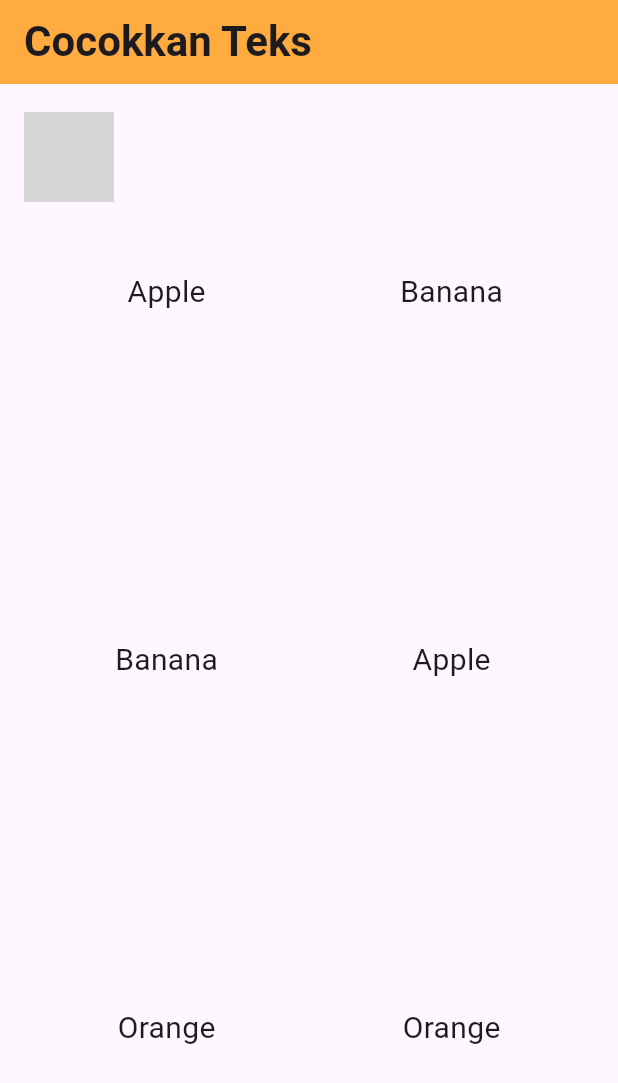
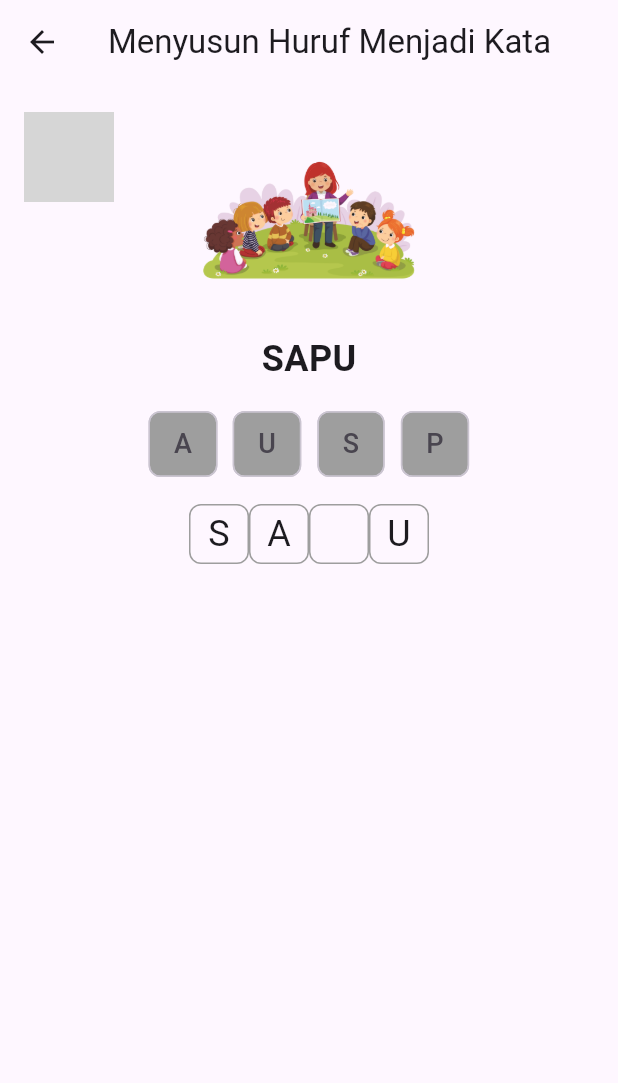
Before and after one commit to 47hitman/genmas, a Flutter app: the ProfileScreen screen opened directly, after a tap on "About Us", on a phone screen of 412 x 824 dp. Shown: the top 1083 px of the screen. Run offline on Flutter 3.47's test engine with Material 3 defaults, Android fonts, the light colour scheme and no system bars; our stand-ins replace image_picker, page_transition, rounded_loading_button, shared_preferences; accounts and stored records are empty; network calls fail; statements that could not run were skipped; grey boxes are pictures that could not be loaded.

Commit message:
screen cocokan text

```diff
--- /dev/null
+++ b/lib/games/lengkapi_kata_screen.dart
@@ -0,0 +1,154 @@
+import 'package:flutter/material.dart';
+
+class LengkapiKataScreen extends StatefulWidget {
+  const LengkapiKataScreen({Key? key}) : super(key: key);
+
+  @override
+  _LengkapiKataScreenState createState() => _LengkapiKataScreenState();
+}
+
+class _LengkapiKataScreenState extends State<LengkapiKataScreen> {
+  late String kataTersusun;
+  late List<String> kataAcak;
+  List<bool> sudahDipilih = [];
+
+  @override
+  void initState() {
+    super.initState();
+    // Ganti dengan daftar kata yang ingin digunakan
+    kataTersusun = 'SAPU';
+    kataAcak = _acakHuruf(kataTersusun);
+    sudahDipilih = List<bool>.filled(kataTersusun.length, false);
+    sudahDipilih[0] = true;
+    sudahDipilih[1] = true;
+    sudahDipilih[3] = true;
+  }
+
+  List<String> _acakHuruf(String kata) {
+    List<String> hurufAcak = kata.split('')..shuffle();
+    List<String> kataAcak = List.from(hurufAcak); // Salin hurufAcak ke kataAcak
+
+    // Jika ada huruf acak yang sama dengan kata tersusun, cari lagi
+    for (int i = 0; i < kata.length; i++) {
+      if (hurufAcak[i] == kata[i]) {
+        // Cari huruf acak yang berbeda dari kata tersusun
+        int j = i + 1;
+        while (j < kata.length && hurufAcak[j] == kata[j]) {
+          j++;
+        }
+        if (j < kata.length) {
+          // Tukar huruf acak dengan huruf yang berbeda
+          String temp = hurufAcak[i];
+          hurufAcak[i] = hurufAcak[j];
+          hurufAcak[j] = temp;
+        }
+      }
+    }
+
+    return hurufAcak;
+  }
+
+  void _pilihHuruf(int index) {
+    setState(() {
+      int nextIndex = sudahDipilih.indexWhere((e) => !e);
+      if (nextIndex != -1 &&
+          index == kataAcak.indexOf(kataTersusun[nextIndex])) {
+        sudahDipilih[nextIndex] = true;
+
+        // Cek apakah semua huruf sudah dipilih dengan benar
+        if (_cekPenyelesaian()) {
+          ScaffoldMessenger.of(context).showSnackBar(
+            const SnackBar(content: Text('Kata berhasil disusun!')),
+          );
+        }
+      } else {
+        ScaffoldMessenger.of(context).showSnackBar(
+          const SnackBar(content: Text('Pilih huruf berikutnya yang benar')),
+        );
+      }
+    });
+  }
+
+  bool _cekPenyelesaian() {
+    return sudahDipilih.every((element) => element);
+  }
+
+  void _reset() {
+    setState(() {
+      ScaffoldMessenger.of(context).removeCurrentSnackBar();
+      kataAcak.shuffle();
+      sudahDipilih = List<bool>.filled(kataTersusun.length, false);
+    });
+  }
+
+  @override
+  Widget build(BuildContext context) {
+    return Scaffold(
+      appBar: AppBar(
+        title: const Text('Menyusun Huruf Menjadi Kata'),
+      ),
+      body: Padding(
+        padding: const EdgeInsets.all(16.0),
+        child: Column(
+          crossAxisAlignment: CrossAxisAlignment.center,
+          children: <Widget>[
+            // Gambar (ganti dengan gambar yang relevan)
+            Image.asset(
+              'assets/icon2.png', // Ganti dengan path gambar
+              width: 150,
+              height: 150,
+              fit: BoxFit.contain,
+            ),
+            Text(
+              kataTersusun,
+              style: const TextStyle(fontSize: 24, fontWeight: FontWeight.bold),
+            ),
+            const SizedBox(height: 16),
+
+            // Kolom huruf acak
+            Wrap(
+              spacing: 8.0,
+              runSpacing: 8.0,
+              children: List.generate(kataAcak.length, (index) {
+                return GestureDetector(
+                  onTap: () {
+                    _pilihHuruf(index);
+                  },
+                  child: Chip(
+                    backgroundColor: Colors.grey,
+                    label: Text(
+                      kataAcak[index],
+                      style: const TextStyle(fontSize: 18),
+                    ),
+                  ),
+                );
+              }),
+            ),
+
+            const SizedBox(height: 16),
+            // Kolom untuk menyusun kata
+            Row(
+              mainAxisAlignment: MainAxisAlignment.center,
+              children: List.generate(kataTersusun.length, (index) {
+                return Container(
+                  width: 40,
+                  height: 40,
+                  alignment: Alignment.center,
+                  decoration: BoxDecoration(
+                    border: Border.all(color: Colors.grey),
+                    borderRadius: BorderRadius.circular(8),
+                  ),
+                  child: Text(
+                    sudahDipilih[index] ? kataTersusun[index] : '',
+                    style: const TextStyle(fontSize: 24),
+                  ),
+                );
+              }),
+            ),
+            const SizedBox(height: 16),
+          ],
+        ),
+      ),
+    );
+  }
+}
--- a/lib/userPorfile.dart
+++ b/lib/userPorfile.dart
@@ -4,6 +4,8 @@ import 'package:flutter/material.dart';
 import 'package:genmmas/editProfile.dart';
 import 'package:genmmas/games/cocokkan_gambar_screen.dart';
 import 'package:genmmas/games/cocokkan_text_screen.dart';
+import 'package:genmmas/games/lengkapi_kata_screen.dart';
+import 'package:genmmas/games/menyusun_huruf_screen.dart';
 import 'package:page_transition/page_transition.dart';
 import 'package:shared_preferences/shared_preferences.dart';
 
@@ -72,7 +74,7 @@ class ProfileScreen extends StatelessWidget {
                     PageTransition(
                         duration: const Duration(milliseconds: 300),
                         type: PageTransitionType.rightToLeft,
-                        child: const CocokkanTextScreen()));
+                        child: const LengkapiKataScreen()));
                 // Aksi untuk About Us
               },
             ),
--- a/pubspec.yaml
+++ b/pubspec.yaml
@@ -40,6 +40,8 @@ dependencies:
   animated_text_kit: ^4.2.2
   cupertino_icons: ^1.0.2
   shared_preferences: ^2.2.1
+  flutter_local_notifications: ^3.0.2
+  cached_network_image: ^3.3.1
 
 dev_dependencies:
   flutter_test:
```
Also changed, not shown: lib/games/menyusun_huruf_screen.dart (added, +161 -0 lines).
